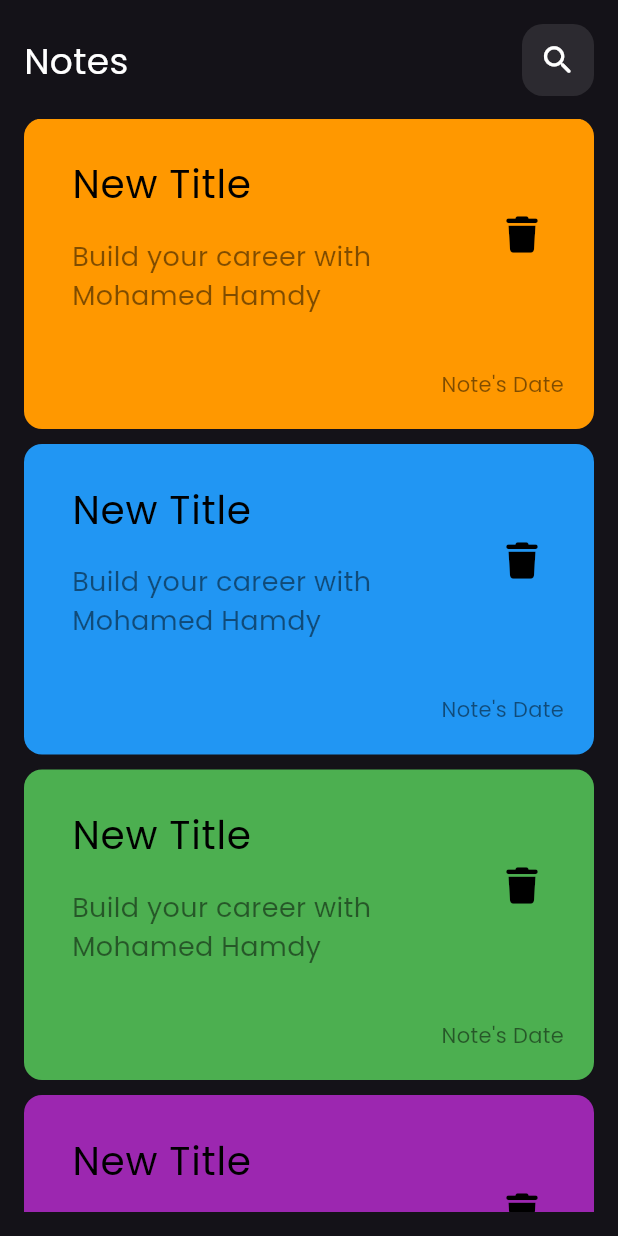
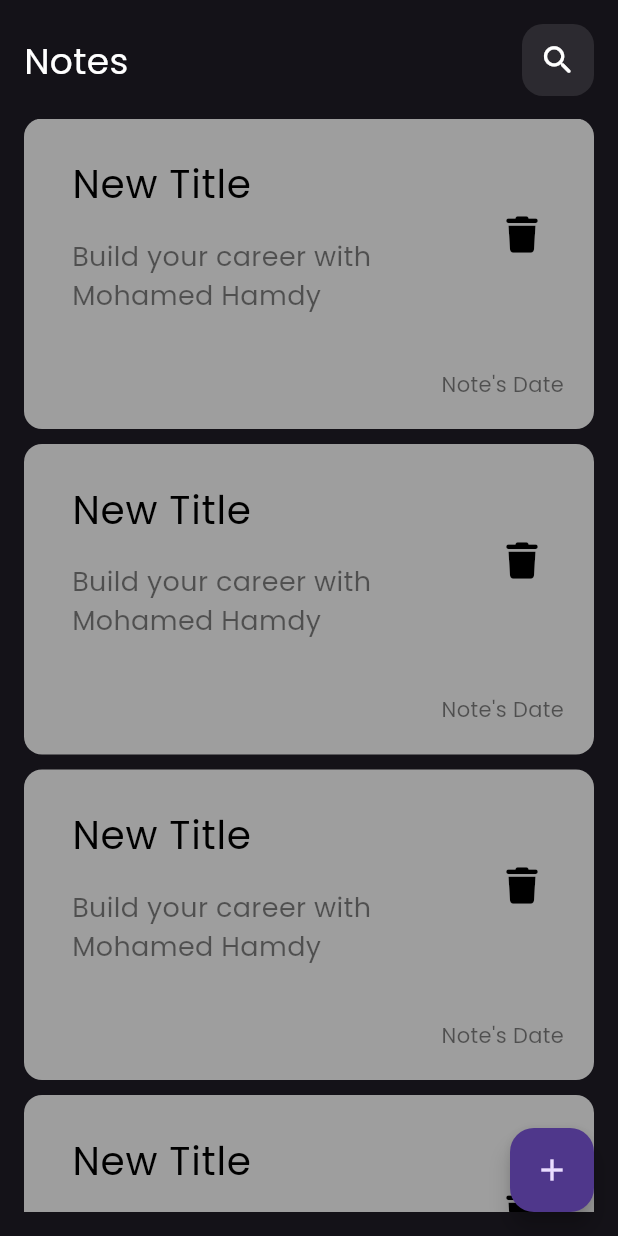
Before and after one commit to mohamedhamdy19/notes_app, a Flutter app: the screen it shows after launch, on a phone screen of 412 x 824 dp. Run offline on Flutter 3.47's test engine with Material 3 defaults, Android fonts, the phone set to English and light mode, and no system bars; our stand-ins replace font_awesome_flutter, google_fonts.

Commit message:
FloatingActionButton added

```diff
--- a/lib/views/notes_view.dart
+++ b/lib/views/notes_view.dart
@@ -6,6 +6,12 @@ class NotesView extends StatelessWidget {
 
   @override
   Widget build(BuildContext context) {
-    return const Scaffold(body: NotesViewBody());
+    return Scaffold(
+      body: const NotesViewBody(),
+      floatingActionButton: FloatingActionButton(
+        onPressed: () {},
+        child: const Icon(Icons.add),
+      ),
+    );
   }
 }
--- a/lib/widgets/new_list_view.dart
+++ b/lib/widgets/new_list_view.dart
@@ -10,7 +10,8 @@ class NotesListView extends StatelessWidget {
   Widget build(BuildContext context) {
     return Expanded(
       child: ListView.separated(
-        itemBuilder: (context, index) => CustomNoteItem(color: myColors[index]),
+        itemBuilder: (context, index) =>
+            const CustomNoteItem(color: Colors.grey),
         itemCount: 9,
         separatorBuilder: (context, index) => const SizedBox(
           height: 10,
@@ -19,15 +20,3 @@ class NotesListView extends StatelessWidget {
     );
   }
 }
-
-List<Color> myColors = [
-  Colors.orange,
-  Colors.blue,
-  Colors.green,
-  Colors.purple,
-  Colors.red,
-  Colors.grey,
-  Colors.teal,
-  Colors.cyan,
-  Colors.blueAccent
-];
```
